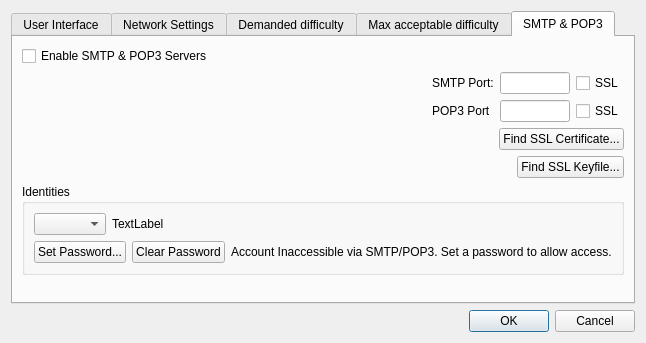
Old version of the form src/bitmessageqt/settings.ui in the repository Bitmessage/PyBitmessage.
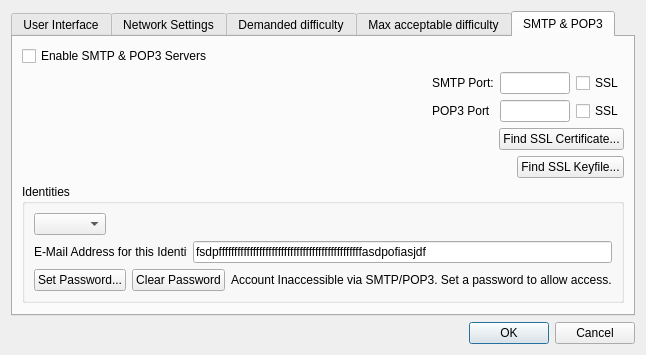
New version of the form. The open tabs and pages were chosen to show the change.

Commit message: New address format that uses a capitalization int as the username. This takes care of possible case-insenstive email clients.

Diff of the .ui file:
```diff
--- a/src/bitmessageqt/settings.ui
+++ b/src/bitmessageqt/settings.ui
@@ -526,7 +526,7 @@
           <string>Identities</string>
          </property>
          <layout class="QGridLayout" name="gridLayout_9">
-          <item row="1" column="0" colspan="3">
+          <item row="2" column="0" colspan="2">
            <layout class="QHBoxLayout" name="horizontalLayout_2">
             <item>
              <widget class="QPushButton" name="pushButtonSetPassword">
@@ -564,7 +564,7 @@
             </item>
            </layout>
           </item>
-          <item row="0" column="2">
+          <item row="0" column="1">
            <spacer name="horizontalSpacer_8">
             <property name="orientation">
              <enum>Qt::Horizontal</enum>
@@ -577,13 +577,6 @@
             </property>
            </spacer>
           </item>
-          <item row="0" column="1">
-           <widget class="QLabel" name="labelEmailIdentity">
-            <property name="text">
-             <string>TextLabel</string>
-            </property>
-           </widget>
-          </item>
           <item row="0" column="0">
            <widget class="QComboBox" name="comboBoxEmailIdentities">
             <property name="sizePolicy">
@@ -594,6 +587,54 @@
             </property>
            </widget>
           </item>
+          <item row="1" column="0" colspan="2">
+           <layout class="QHBoxLayout" name="horizontalLayout_5">
+            <item>
+             <widget class="QLabel" name="label_18">
+              <property name="sizePolicy">
+               <sizepolicy hsizetype="Minimum" vsizetype="Preferred">
+                <horstretch>1</horstretch>
+                <verstretch>0</verstretch>
+               </sizepolicy>
+              </property>
+              <property name="maximumSize">
+               <size>
+                <width>153</width>
+                <height>16777215</height>
+               </size>
+              </property>
+              <property name="text">
+               <string>E-Mail Address for this Identity:</string>
+              </property>
+              <property name="alignment">
+               <set>Qt::AlignLeading|Qt::AlignLeft|Qt::AlignVCenter</set>
+              </property>
+             </widget>
+            </item>
+            <item>
+             <widget class="QLineEdit" name="lineEditEmailAddress">
+              <property name="sizePolicy">
+               <sizepolicy hsizetype="Expanding" vsizetype="Fixed">
+                <horstretch>0</horstretch>
+                <verstretch>0</verstretch>
+               </sizepolicy>
+              </property>
+              <property name="minimumSize">
+               <size>
+                <width>0</width>
+                <height>0</height>
+               </size>
+              </property>
+              <property name="text">
+               <string>fsdpffffffffffffffffffffffffffffffffffffffffffffffasdpofiasjdf</string>
+              </property>
+              <property name="readOnly">
+               <bool>true</bool>
+              </property>
+             </widget>
+            </item>
+           </layout>
+          </item>
          </layout>
         </widget>
        </item>
```
The commit also changes 5 other files.
